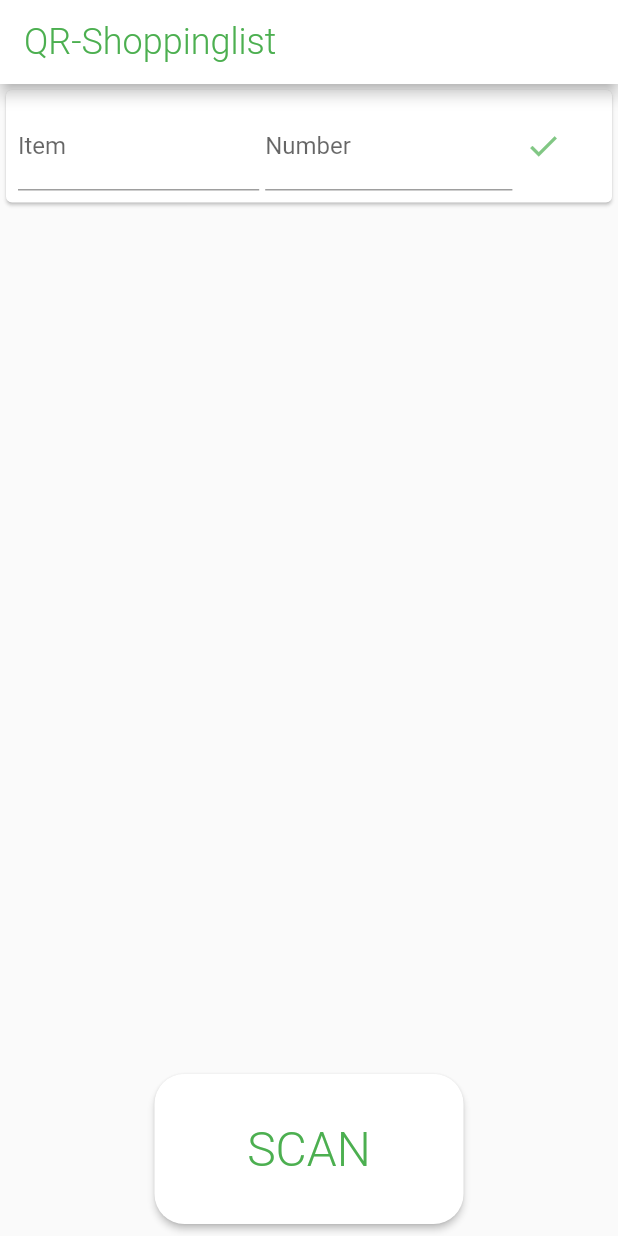
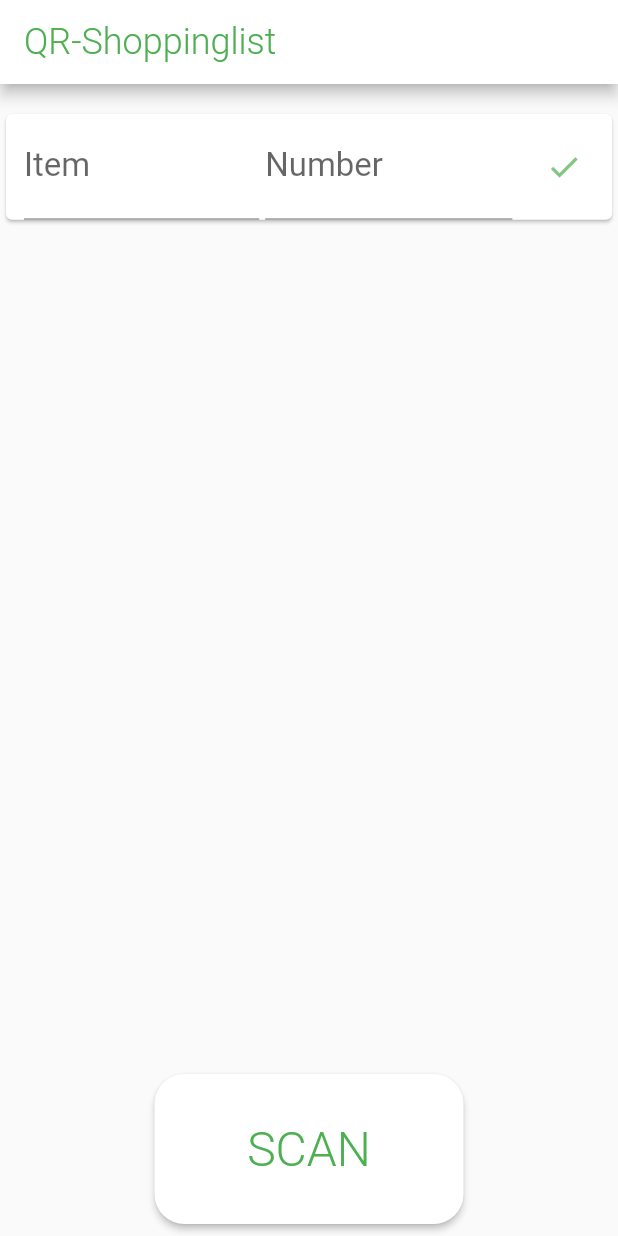
Before and after one commit to tobiasreissmann/qr_list, a Flutter app: the screen it shows after launch, on a phone screen of 412 x 824 dp. Run offline on Flutter 3.47's test engine with Material 2 defaults, Android fonts, the phone set to English and light mode, and no system bars; missing offline and left inert: barcode_scan.

Commit message:
text overflow and flexbox working

```diff
--- a/lib/home_screen.dart
+++ b/lib/home_screen.dart
@@ -27,7 +27,10 @@ class _HomeScreen extends State<HomeScreen> {
         appBar: AppBar(
           backgroundColor: Colors.white,
           // centerTitle: true,
-          title: Text('QR-Shoppinglist', style: TextStyle(color: Colors.green, fontWeight: FontWeight.w300, fontSize: 24),),
+          title: Text(
+            'QR-Shoppinglist',
+            style: TextStyle(color: Colors.green, fontWeight: FontWeight.w300, fontSize: 24),
+          ),
         ),
         body: Stack(
           children: <Widget>[
@@ -40,6 +43,7 @@ class _HomeScreen extends State<HomeScreen> {
                       child: Container(
                           height: MediaQuery.of(context).size.height,
                           child: ListView.builder(
+                            padding: EdgeInsets.only(top: 16),
                             itemCount: itemList.length + 1,
                             itemBuilder: (BuildContext context, int index) {
                               if (index < itemList.length) {
@@ -47,36 +51,29 @@ class _HomeScreen extends State<HomeScreen> {
                                     child: Padding(
                                         padding: const EdgeInsets.all(8.0),
                                         child: Row(children: <Widget>[
-                                          Column(children: <Widget>[
-                                            Container(
+                                          Flexible(
+                                              flex: 0,
+                                              child: Container(
+                                                width: MediaQuery.of(context).size.width * 0.6,
                                                 padding: const EdgeInsets.only(right: 16.0),
-                                              width: MediaQuery.of(context).size.width * 0.6,
-                                              child: Row(children: <Widget>[
-                                                Text(
+                                                child: Text(
                                                   itemList[index].name,
-                                                  style: TextStyle(fontSize: 18.0),
-                                                  maxLines: 1,
-                                                  overflow: TextOverflow.fade,
+                                                  style: TextStyle(fontSize: 20.0),
+                                                  overflow: TextOverflow.ellipsis,
                                                   textAlign: TextAlign.left,
                                                 ),
-                                              ]),
-                                            )
-                                          ]),
-                                          Column(children: <Widget>[
-                                            Container(
-                                                width: MediaQuery.of(context).size.width * 0.2,
-                                                // padding: const EdgeInsets.symmetric(horizontal: 8.0),
-                                                child: Row(
-                                                    crossAxisAlignment: CrossAxisAlignment.end,
-                                                    children: <Widget>[
-                                                      Text(itemList[index].number,
-                                                          style: TextStyle(fontSize: 26.0), textAlign: TextAlign.right)
-                                                    ]))
-                                          ]),
-                                          Column(
-                                            children: <Widget>[
-                                              Container(
-                                                  width: MediaQuery.of(context).size.width * 0.1,
+                                              )),
+                                          Flexible(
+                                              fit: FlexFit.tight,
+                                              child: Container(
+                                                  child: Text(itemList[index].number,
+                                                      style: TextStyle(fontSize: 26.0),
+                                                      overflow: TextOverflow.ellipsis,
+                                                      textAlign: TextAlign.left))),
+                                          Flexible(
+                                              flex: 1,
+                                              child: Container(
+                                                  alignment: Alignment.centerRight,
                                                   child: IconButton(
                                                       icon: Icon(Icons.cancel),
                                                       color: Colors.grey[300],
@@ -84,54 +81,56 @@ class _HomeScreen extends State<HomeScreen> {
                                                         setState(() {
                                                           this.itemList.removeAt(index);
                                                         });
-                                                      }))
-                                            ],
-                                          )
+                                                      })))
                                         ])));
                               } else {
                                 return Column(
                                   children: <Widget>[
                                     Card(
                                         child: Padding(
-                                      padding: const EdgeInsets.all(8),
+                                      padding: const EdgeInsets.symmetric(horizontal: 8),
                                       child: Row(children: <Widget>[
-                                        Column(children: <Widget>[
-                                          Container(
+                                        Flexible(
+                                            flex: 0,
+                                            child: Container(
                                                 width: MediaQuery.of(context).size.width * 0.4,
-                                              padding: EdgeInsets.only(right: 4),
+                                                padding: EdgeInsets.symmetric(horizontal: 4),
                                                 child: TextFormField(
                                                   controller: mName,
+                                                  style: new TextStyle(
+                                                    color: Colors.black,
+                                                    fontSize: 22,
+                                                  ),
                                                   keyboardType: TextInputType.text,
                                                   decoration: const InputDecoration(
                                                     labelText: 'Item',
                                                   ),
-                                              ))
-                                        ]),
-                                        Column(
-                                          children: <Widget>[
-                                            Container(
+                                                ))),
+                                        Flexible(
+                                            flex: 0,
+                                            child: Container(
                                                 width: MediaQuery.of(context).size.width * 0.4,
                                                 child: TextFormField(
                                                   controller: mNumber,
+                                                  style: new TextStyle(
+                                                    color: Colors.black,
+                                                    fontSize: 22,
+                                                  ),
                                                   keyboardType: TextInputType.number,
                                                   decoration: const InputDecoration(
                                                     labelText: 'Number',
                                                   ),
-                                                ))
-                                          ],
-                                        ),
-                                        Column(
-                                          crossAxisAlignment: CrossAxisAlignment.center,
-                                          children: <Widget>[
-                                            Container(
-                                                width: MediaQuery.of(context).size.width * 0.1,
+                                                ))),
+                                        Flexible(
+                                            flex: 1,
+                                            child: Container(
+                                                alignment: Alignment.centerRight,
+                                                // width: MediaQuery.of(context).size.width * 0.1,
                                                 child: IconButton(
                                                   icon: Icon(Icons.check),
                                                   color: Colors.green[300],
                                                   onPressed: save,
-                                                ))
-                                          ],
-                                        )
+                                                )))
                                       ]),
                                     )),
                                     Container(height: 116)
@@ -154,7 +153,8 @@ class _HomeScreen extends State<HomeScreen> {
                               child: RaisedButton(
                                   textColor: Colors.green,
                                   onPressed: scan,
-                                  child: const Text('SCAN', style: TextStyle(fontSize: 32.0, fontWeight: FontWeight.w300)),
+                                  child:
+                                      const Text('SCAN', style: TextStyle(fontSize: 32.0, fontWeight: FontWeight.w300)),
                                   shape: RoundedRectangleBorder(borderRadius: BorderRadius.circular(20))))),
                     )),
                   ])
```
Lines whose indentation alone changed are shown as unchanged.
